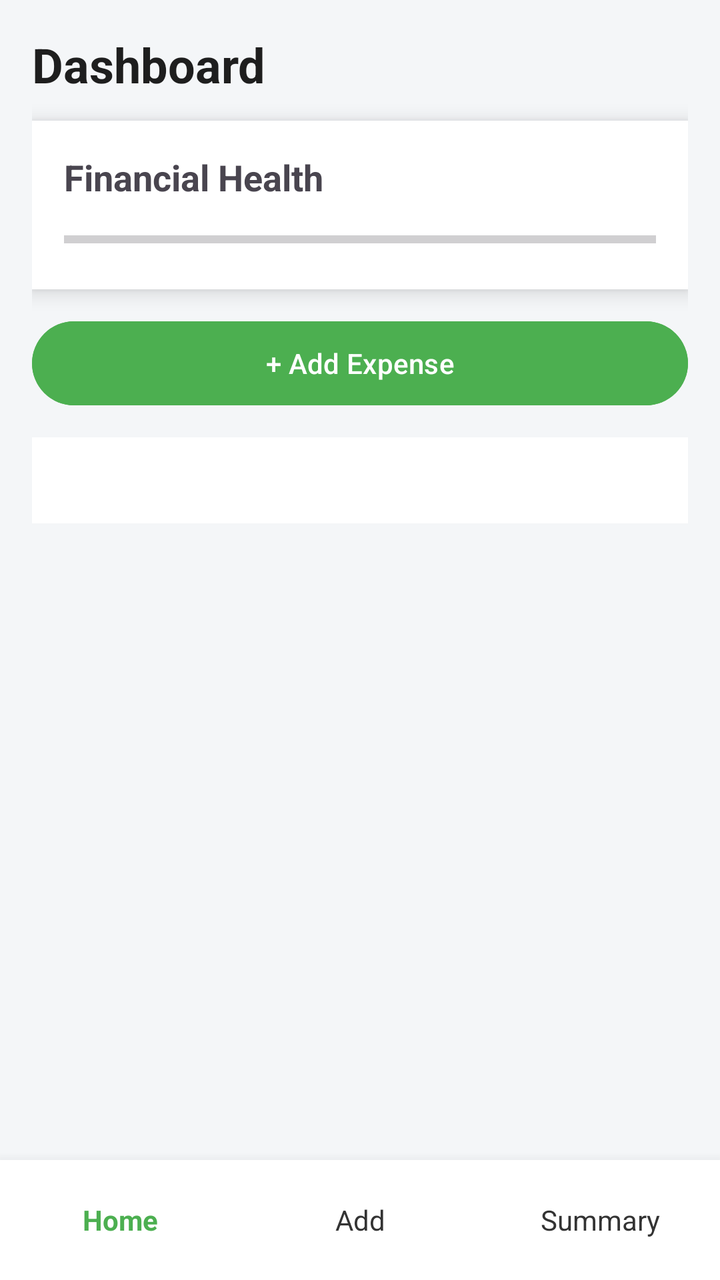
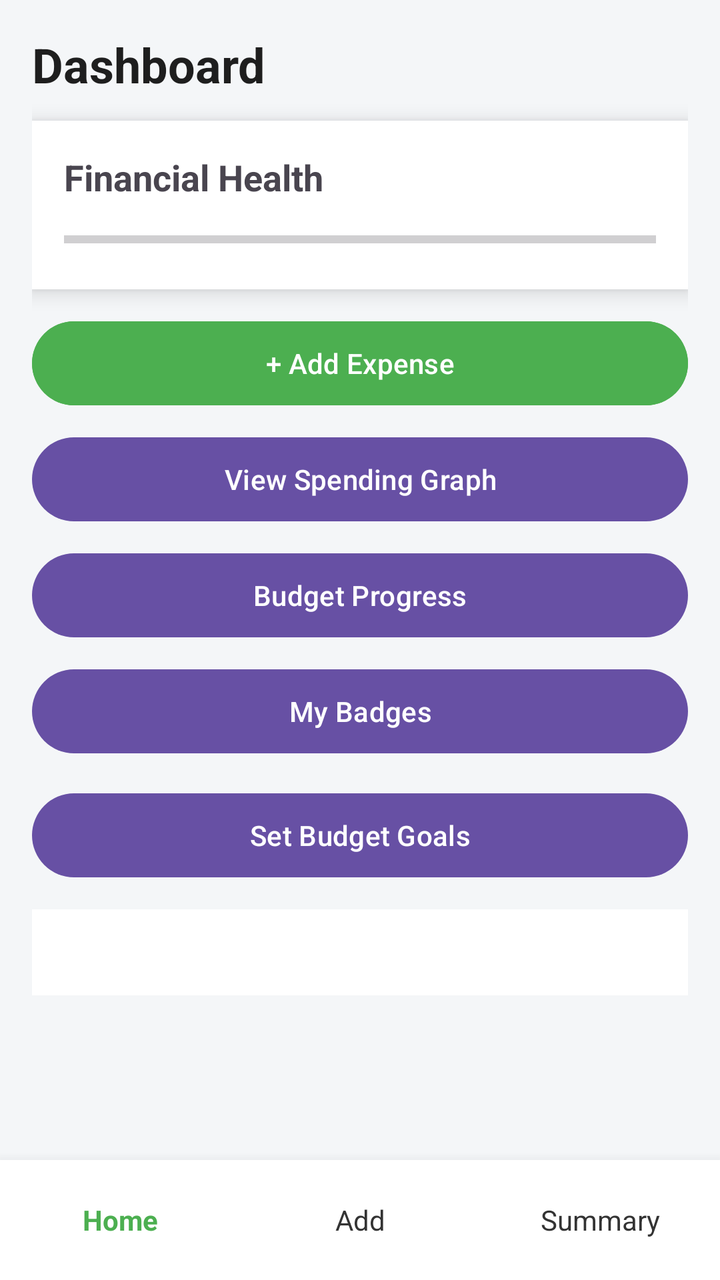

Two renders of the same Android screen: before a commit and after it. Below are the layout's source before the change and the commit's diff.
<!-- AndroidManifest.xml: application theme Theme.ALLBudgeting -->
<!-- res/layout/activity_main.xml -->
<?xml version="1.0" encoding="utf-8"?>
<LinearLayout xmlns:android="http://schemas.android.com/apk/res/android"
    android:layout_width="match_parent"
    android:layout_height="match_parent"
    android:orientation="vertical"
    android:background="#F4F6F8">

    
    <LinearLayout
        android:layout_width="match_parent"
        android:layout_height="0dp"
        android:layout_weight="1"
        android:orientation="vertical"
        android:padding="16dp">

        <TextView
            android:layout_width="wrap_content"
            android:layout_height="wrap_content"
            android:text="Dashboard"
            android:textSize="24sp"
            android:textStyle="bold"
            android:textColor="#1E1E1E"
            android:layout_marginBottom="12dp"/>

        <LinearLayout
            android:layout_width="match_parent"
            android:layout_height="wrap_content"
            android:orientation="vertical"
            android:background="#FFFFFF"
            android:padding="16dp"
            android:elevation="6dp"
            android:layout_marginBottom="12dp">

            <TextView
                android:layout_width="wrap_content"
                android:layout_height="wrap_content"
                android:text="Financial Health"
                android:textStyle="bold"
                android:textSize="18sp"/>

            <ProgressBar
                android:id="@+id/healthGauge"
                style="?android:attr/progressBarStyleHorizontal"
                android:layout_width="match_parent"
                android:layout_height="18dp"
                android:max="10000"
                android:progress="0"
                android:layout_marginTop="10dp"/>
        </LinearLayout>

        <Button
            android:id="@+id/btnAddExpense"
            android:layout_width="match_parent"
            android:layout_height="50dp"
            android:text="+ Add Expense"
            android:textColor="#FFFFFF"
            android:backgroundTint="#4CAF50"
            android:layout_marginBottom="12dp"/>

        <ScrollView
            android:layout_width="match_parent"
            android:layout_height="wrap_content">

            <TextView
                android:id="@+id/tvExpenseList"
                android:layout_width="match_parent"
                android:layout_height="wrap_content"
                android:background="#FFFFFF"
                android:padding="12dp"
                android:textSize="14sp"/>
        </ScrollView>

    </LinearLayout>

    
    <LinearLayout
        android:layout_width="match_parent"
        android:layout_height="60dp"
        android:orientation="horizontal"
        android:background="#FFFFFF"
        android:elevation="10dp">

        <TextView
            android:id="@+id/navHome"
            android:layout_width="0dp"
            android:layout_height="match_parent"
            android:layout_weight="1"
            android:text="Home"
            android:gravity="center"
            android:textStyle="bold"
            android:textColor="#4CAF50"/>

        <TextView
            android:id="@+id/navAdd"
            android:layout_width="0dp"
            android:layout_height="match_parent"
            android:layout_weight="1"
            android:text="Add"
            android:gravity="center"
            android:textColor="#333"/>

        <TextView
            android:id="@+id/navSummary"
            android:layout_width="0dp"
            android:layout_height="match_parent"
            android:layout_weight="1"
            android:text="Summary"
            android:gravity="center"
            android:textColor="#333"/>
    </LinearLayout>

</LinearLayout>
<!-- resources referenced by this layout -->
<resources>
  <style name="Theme.ALLBudgeting" parent="Base.Theme.ALLBudgeting" />
  <style name="Base.Theme.ALLBudgeting" parent="Theme.Material3.DayNight.NoActionBar">
          
          
      </style>
</resources>

<!-- the commit's change to res/layout/activity_main.xml (unified diff, before → after) -->
@@ -55,6 +55,34 @@
             android:text="+ Add Expense"
             android:textColor="#FFFFFF"
             android:backgroundTint="#4CAF50"
+            android:layout_marginBottom="8dp"/>
+
+        <Button
+            android:id="@+id/btnGraph"
+            android:layout_width="match_parent"
+            android:layout_height="50dp"
+            android:text="View Spending Graph"
+            android:layout_marginBottom="8dp"/>
+
+        <Button
+            android:id="@+id/btnProgress"
+            android:layout_width="match_parent"
+            android:layout_height="50dp"
+            android:text="Budget Progress"
+            android:layout_marginBottom="8dp"/>
+
+        <Button
+            android:id="@+id/btnBadges"
+            android:layout_width="match_parent"
+            android:layout_height="50dp"
+            android:text="My Badges"
+            android:layout_marginBottom="12dp"/>
+
+        <Button
+            android:id="@+id/btnGoals"
+            android:layout_width="match_parent"
+            android:layout_height="50dp"
+            android:text="Set Budget Goals"
             android:layout_marginBottom="12dp"/>
 
         <ScrollView
